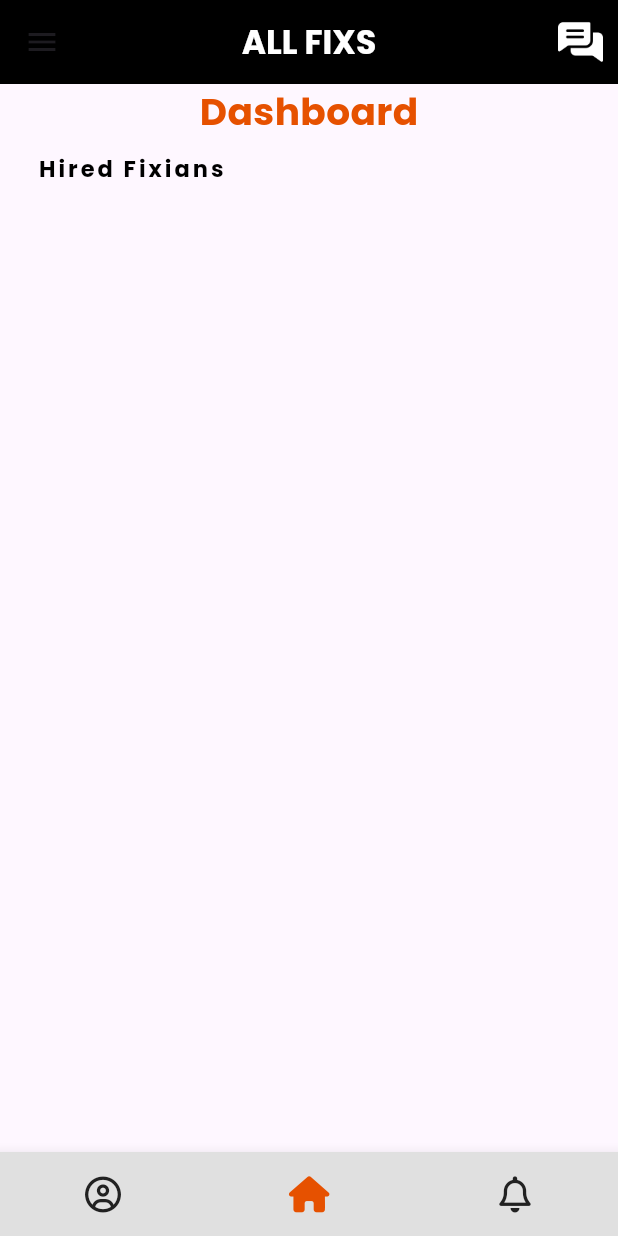
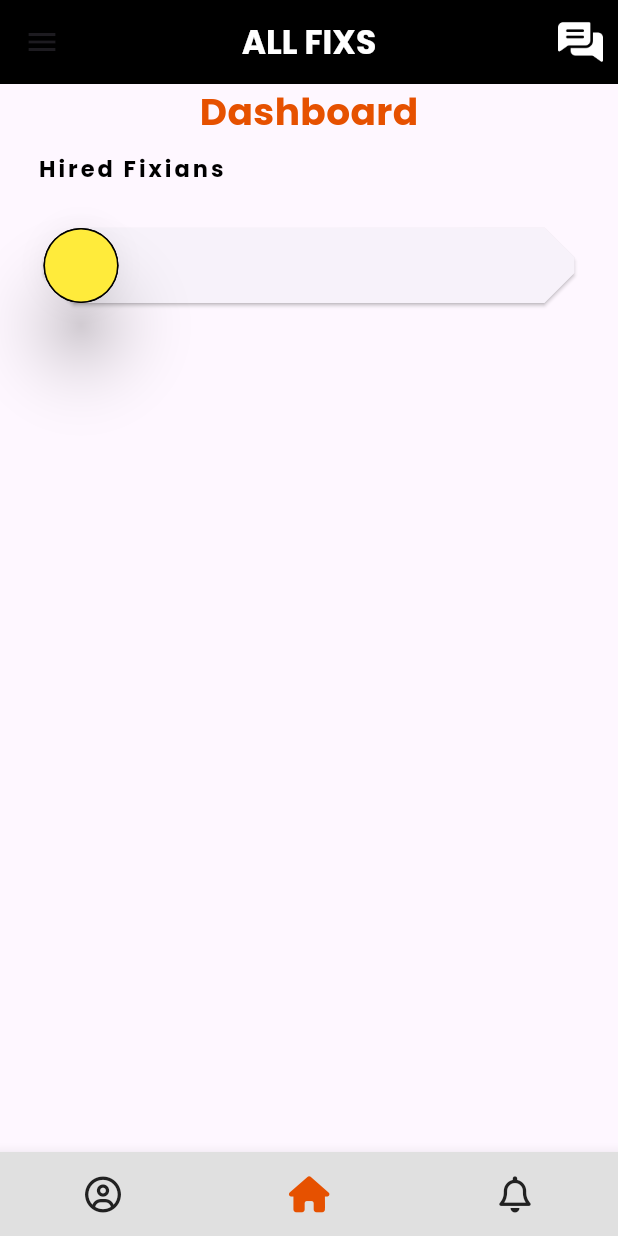
Before and after one commit to kashaf-ud-duja/All_fixs_flutter-projects, a Flutter app: the screen it shows after launch, on a phone screen of 412 x 824 dp. Run offline on Flutter 3.47's test engine with Material 3 defaults, Android fonts, the phone set to English and light mode, and no system bars; drawn by our look-alikes of animated_bottom_navigation_bar, circular_profile_avatar; our stand-ins replace flutter_sizer, font_awesome_flutter, getwidget, google_fonts, page_transition, rounded_loading_button_plus.

Commit message:
dashboard

```diff
--- a/all_fixs/lib/Views/Homepage/Dashboard.dart
+++ b/all_fixs/lib/Views/Homepage/Dashboard.dart
@@ -1,3 +1,4 @@
+import 'package:circular_profile_avatar/circular_profile_avatar.dart';
 import 'package:flutter/material.dart';
 import 'package:google_fonts/google_fonts.dart';
 
@@ -38,8 +39,51 @@ class DashBoard extends StatelessWidget {
             padding: EdgeInsets.all(25),
             width: double.infinity,
             child: Card(
-              shape: BeveledRectangleBorder(borderRadius: BorderRadius.circular(20)),
-              child: Container(child: Column(),),),
+              shape: BeveledRectangleBorder(
+                  borderRadius: BorderRadius.circular(20),),
+              child: Container(
+                decoration:
+                    BoxDecoration(borderRadius: BorderRadius.circular(40)),
+                child: Column(
+                  children: [
+                    Row(
+                      children: [
+                        Container(
+                          child: SizedBox(
+                            width: 50,
+                            height: 50,
+                            child: CircularProfileAvatar(
+                              "",
+                              backgroundColor: Colors.yellow,
+                              borderWidth: 1,
+                              borderColor: Colors.black,
+                              elevation: 20,
+                              radius: 40,
+                              cacheImage: true,
+                              errorWidget: (context, url, error) {
+                                return const Icon(
+                                  Icons.face,
+                                  size: 50,
+                                );
+                              },
+                              onTap: () {},
+                              animateFromOldImageOnUrlChange: true,
+                              placeHolder: (context, url) {
+                                return Container(
+                                    child: const Center(
+                                  child: CircularProgressIndicator(),
+                                ));
+                              },
+                            ),
+                          ),
+                        ),
+                        Container()
+                      ],
+                    )
+                  ],
+                ),
+              ),
+            ),
           )
         ],
       ),
```
Also changed, not shown: all_fixs/assets/images/logo2.png (added).
